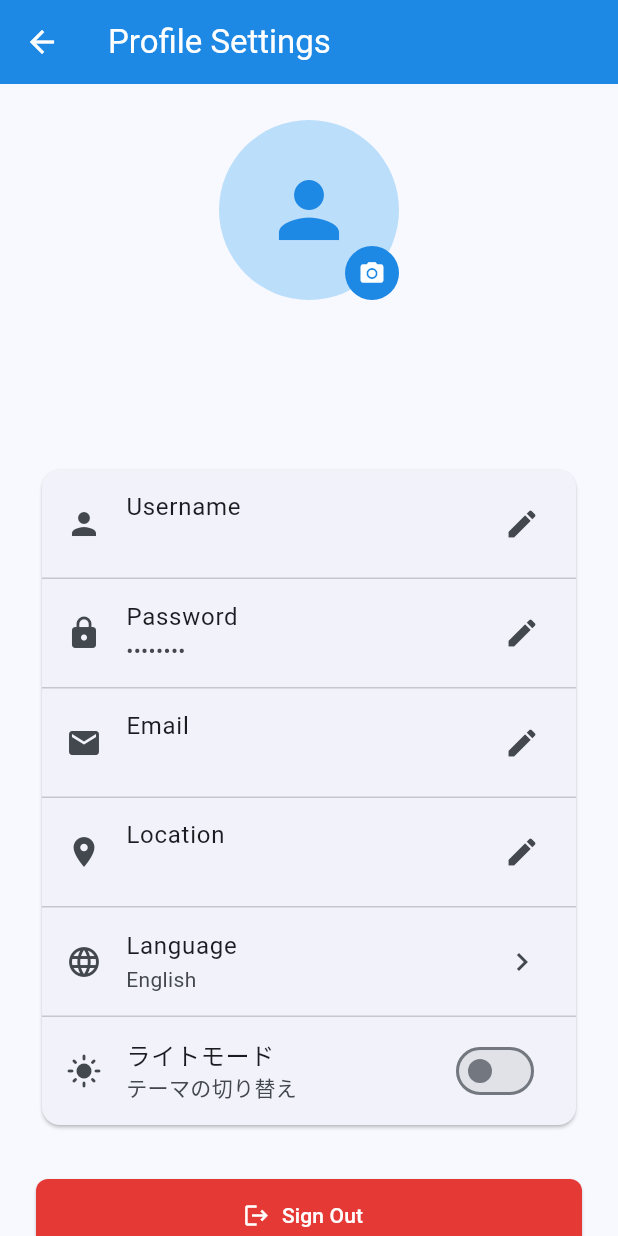
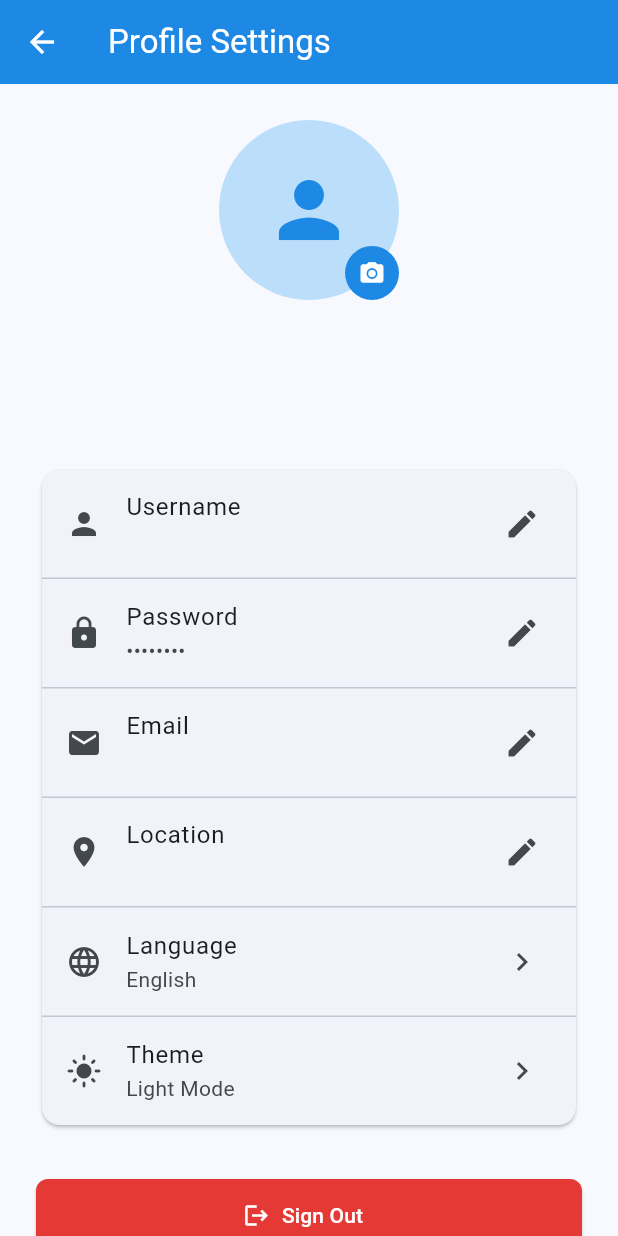
Before and after one commit to thp-hoikujouhou-jpg/Callog, a Flutter app: the screen it shows once a user with an empty profile is signed in, after a tap on the "person" icon, on a phone screen of 412 x 824 dp. Run offline on Flutter 3.47's test engine with Material 3 defaults, Android fonts, the phone set to English and light mode, and no system bars; our stand-ins replace cloud_firestore, firebase_auth, firebase_core, firebase_storage, google_sign_in, image_picker and 1 more; accounts and stored records are empty; network calls fail.

Commit message:
Fix friend reordering UI and add multilingual support
- Remove duplicate drag handle icons in ReorderFriendsScreen
- Add multilingual translations for friend reordering screen
- Translate theme selection in ProfileSettingsScreen
- Add auto theme mode (light for day, dark for night)
- Improve friend reorder save and reload mechanism
- Already implemented: friend order reflects in MainFeedScreen and SearchContactsScreen

```diff
--- a/lib/screens/profile_settings_screen.dart
+++ b/lib/screens/profile_settings_screen.dart
@@ -582,20 +582,27 @@ class _ProfileSettingsScreenState extends State<ProfileSettingsScreen> {
                     const Divider(height: 1),
                     Consumer<ThemeService>(
                       builder: (context, themeService, child) {
+                        IconData icon;
+                        switch (themeService.themeOption) {
+                          case ThemeOption.dark:
+                            icon = Icons.dark_mode;
+                            break;
+                          case ThemeOption.auto:
+                            icon = Icons.brightness_auto;
+                            break;
+                          default:
+                            icon = Icons.light_mode;
+                        }
+
+                        final localService = Provider.of<LocalizationService>(context, listen: false);
                         return ListTile(
-                          leading: Icon(
-                            themeService.isDarkMode ? Icons.dark_mode : Icons.light_mode,
-                          ),
-                          title: Text(
-                            themeService.isDarkMode ? 'ダークモード' : 'ライトモード',
-                          ),
-                          subtitle: const Text('テーマの切り替え'),
-                          trailing: Switch(
-                            value: themeService.isDarkMode,
-                            onChanged: (value) async {
-                              await themeService.toggleTheme();
-                            },
-                          ),
+                          leading: Icon(icon),
+                          title: Text(localService.translate('theme')),
+                          subtitle: Text(localService.translate(themeService.getThemeDisplayNameKey())),
+                          trailing: const Icon(Icons.chevron_right),
+                          onTap: () async {
+                            await themeService.toggleTheme();
+                          },
                         );
                       },
                     ),
--- a/lib/screens/search_contacts_screen.dart
+++ b/lib/screens/search_contacts_screen.dart
@@ -197,7 +197,7 @@ class _SearchContactsScreenState extends State<SearchContactsScreen> {
                 await _loadFriends();
               }
             },
-            tooltip: '友達の並び替え',
+            tooltip: localService.translate('reorder_friends'),
           ),
         ],
       ),
--- a/lib/services/localization_service.dart
+++ b/lib/services/localization_service.dart
@@ -614,5 +614,97 @@ class LocalizationService extends ChangeNotifier {
       'es': 'Contraseña cambiada exitosamente',
       'fr': 'Mot de passe changé avec succès',
     },
+
+    // Reorder Friends
+    'reorder_friends': {
+      'en': 'Reorder Friends',
+      'ja': '友達の並び替え',
+      'ko': '친구 순서 변경',
+      'zh': '重新排列好友',
+      'es': 'Reordenar amigos',
+      'fr': 'Réorganiser les amis',
+    },
+    'reorder_instruction': {
+      'en': 'Long press and drag to change order',
+      'ja': '長押ししてドラッグで順序を変更できます',
+      'ko': '길게 눌러 드래그하여 순서를 변경하세요',
+      'zh': '长按并拖动以更改顺序',
+      'es': 'Mantén presionado y arrastra para cambiar el orden',
+      'fr': 'Appuyez longuement et faites glisser pour changer l\'ordre',
+    },
+    'save_changes': {
+      'en': 'Save Changes',
+      'ja': '変更を保存',
+      'ko': '변경사항 저장',
+      'zh': '保存更改',
+      'es': 'Guardar cambios',
+      'fr': 'Enregistrer les modifications',
+    },
+    'friend_order_saved': {
+      'en': 'Friend order saved successfully',
+      'ja': '友達の並び順を保存しました',
+      'ko': '친구 순서가 저장되었습니다',
+      'zh': '好友顺序已保存',
+      'es': 'Orden de amigos guardado exitosamente',
+      'fr': 'Ordre des amis enregistré avec succès',
+    },
+    'discard_changes': {
+      'en': 'Discard Changes?',
+      'ja': '変更を破棄しますか？',
+      'ko': '변경사항을 취소하시겠습니까?',
+      'zh': '放弃更改？',
+      'es': '¿Descartar cambios?',
+      'fr': 'Abandonner les modifications?',
+    },
+    'unsaved_changes_message': {
+      'en': 'You have unsaved changes. Do you want to discard them?',
+      'ja': '保存されていない変更があります。破棄しますか？',
+      'ko': '저장되지 않은 변경사항이 있습니다. 취소하시겠습니까?',
+      'zh': '您有未保存的更改。要放弃它们吗？',
+      'es': 'Tienes cambios sin guardar. ¿Quieres descartarlos?',
+      'fr': 'Vous avez des modifications non enregistrées. Voulez-vous les abandonner?',
+    },
+    'discard': {
+      'en': 'Discard',
+      'ja': '破棄',
+      'ko': '취소',
+      'zh': '放弃',
+      'es': 'Descartar',
+      'fr': 'Abandonner',
+    },
+
+    // Theme Settings
+    'theme': {
+      'en': 'Theme',
+      'ja': 'テーマ',
+      'ko': '테마',
+      'zh': '主题',
+      'es': 'Tema',
+      'fr': 'Thème',
+    },
+    'light_mode': {
+      'en': 'Light Mode',
+      'ja': 'ライトモード',
+      'ko': '라이트 모드',
+      'zh': '浅色模式',
+      'es': 'Modo claro',
+      'fr': 'Mode clair',
+    },
+    'dark_mode': {
+      'en': 'Dark Mode',
+      'ja': 'ダークモード',
+      'ko': '다크 모드',
+      'zh': '深色模式',
+      'es': 'Modo oscuro',
+      'fr': 'Mode sombre',
+    },
+    'auto_mode': {
+      'en': 'Auto (System)',
+      'ja': '自動（システム）',
+      'ko': '자동 (시스템)',
+      'zh': '自动（系统）',
+      'es': 'Automático (Sistema)',
+      'fr': 'Automatique (Système)',
+    },
   };
 }
--- a/lib/services/theme_service.dart
+++ b/lib/services/theme_service.dart
@@ -1,21 +1,56 @@
 import 'package:flutter/material.dart';
 import 'package:shared_preferences/shared_preferences.dart';
 
+enum ThemeOption {
+  light,
+  dark,
+  auto, // 朝・昼はライト、夜はダーク
+}
+
 class ThemeService extends ChangeNotifier {
-  ThemeMode _themeMode = ThemeMode.light;
+  ThemeOption _themeOption = ThemeOption.light;
 
-  ThemeMode get themeMode => _themeMode;
-  bool get isDarkMode => _themeMode == ThemeMode.dark;
+  ThemeOption get themeOption => _themeOption;
+
+  ThemeMode get themeMode {
+    if (_themeOption == ThemeOption.auto) {
+      return _getAutoThemeMode();
+    }
+    return _themeOption == ThemeOption.dark ? ThemeMode.dark : ThemeMode.light;
+  }
+
+  bool get isDarkMode => themeMode == ThemeMode.dark;
 
   ThemeService() {
     _loadThemeMode();
   }
 
+  ThemeMode _getAutoThemeMode() {
+    final hour = DateTime.now().hour;
+    // 6時〜18時: ライトモード、18時〜6時: ダークモード
+    if (hour >= 6 && hour < 18) {
+      return ThemeMode.light;
+    } else {
+      return ThemeMode.dark;
+    }
+  }
+
   Future<void> _loadThemeMode() async {
     try {
       final prefs = await SharedPreferences.getInstance();
-      final isDark = prefs.getBool('isDarkMode') ?? false;
-      _themeMode = isDark ? ThemeMode.dark : ThemeMode.light;
+      final themeValue = prefs.getString('themeOption') ?? 'light';
+
+      switch (themeValue) {
+        case 'dark':
+          _themeOption = ThemeOption.dark;
+          break;
+        case 'auto':
+          _themeOption = ThemeOption.auto;
+          break;
+        default:
+          _themeOption = ThemeOption.light;
+      }
+
       notifyListeners();
     } catch (e) {
       // デフォルトのライトモードを使用
@@ -23,26 +58,59 @@ class ThemeService extends ChangeNotifier {
   }
 
   Future<void> toggleTheme() async {
-    _themeMode = _themeMode == ThemeMode.light ? ThemeMode.dark : ThemeMode.light;
+    // ライト → ダーク → 自動 → ライト
+    switch (_themeOption) {
+      case ThemeOption.light:
+        _themeOption = ThemeOption.dark;
+        break;
+      case ThemeOption.dark:
+        _themeOption = ThemeOption.auto;
+        break;
+      case ThemeOption.auto:
+        _themeOption = ThemeOption.light;
+        break;
+    }
+
     notifyListeners();
+    await _saveThemeOption();
+  }
 
+  Future<void> setThemeOption(ThemeOption option) async {
+    _themeOption = option;
+    notifyListeners();
+    await _saveThemeOption();
+  }
+
+  Future<void> _saveThemeOption() async {
     try {
       final prefs = await SharedPreferences.getInstance();
-      await prefs.setBool('isDarkMode', _themeMode == ThemeMode.dark);
+      String themeValue;
+
+      switch (_themeOption) {
+        case ThemeOption.dark:
+          themeValue = 'dark';
+          break;
+        case ThemeOption.auto:
+          themeValue = 'auto';
+          break;
+        default:
+          themeValue = 'light';
+      }
+
+      await prefs.setString('themeOption', themeValue);
     } catch (e) {
       // エラーハンドリング
     }
   }
 
-  Future<void> setThemeMode(ThemeMode mode) async {
-    _themeMode = mode;
-    notifyListeners();
-
-    try {
-      final prefs = await SharedPreferences.getInstance();
-      await prefs.setBool('isDarkMode', mode == ThemeMode.dark);
-    } catch (e) {
-      // エラーハンドリング
+  String getThemeDisplayNameKey() {
+    switch (_themeOption) {
+      case ThemeOption.light:
+        return 'light_mode';
+      case ThemeOption.dark:
+        return 'dark_mode';
+      case ThemeOption.auto:
+        return 'auto_mode';
     }
   }
 }
```
Also changed, not shown: lib/screens/reorder_friends_screen.dart (+23 -28 lines).
